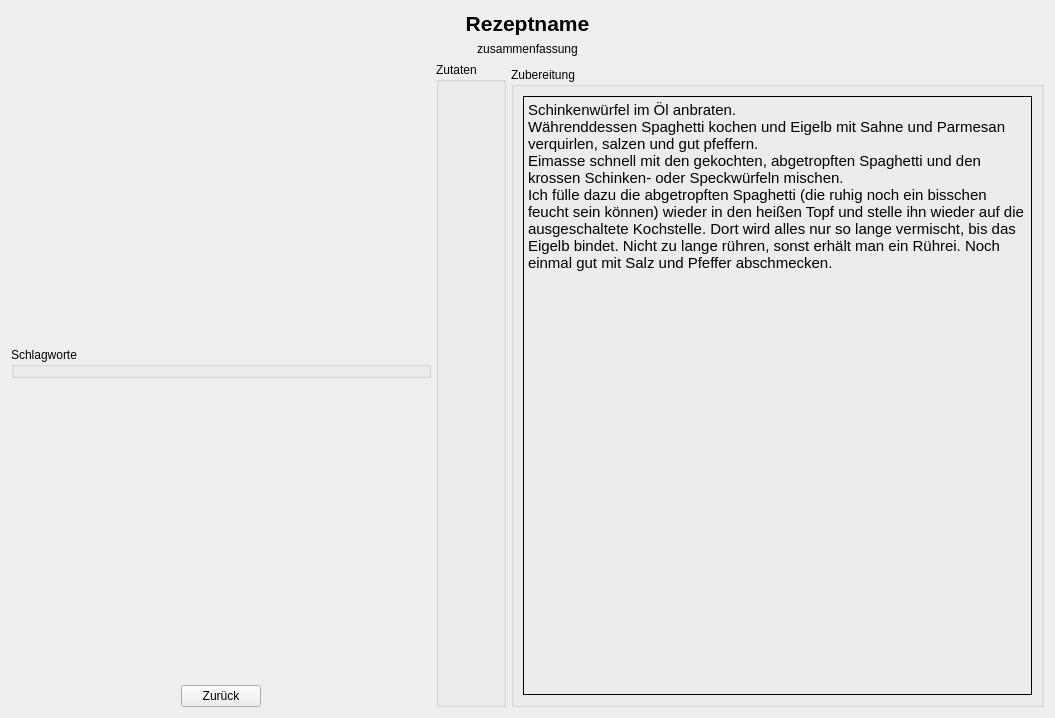
Above: frontend/RecipeWidget.ui from Indidev/headcooker before the change. Below: the same form after it.
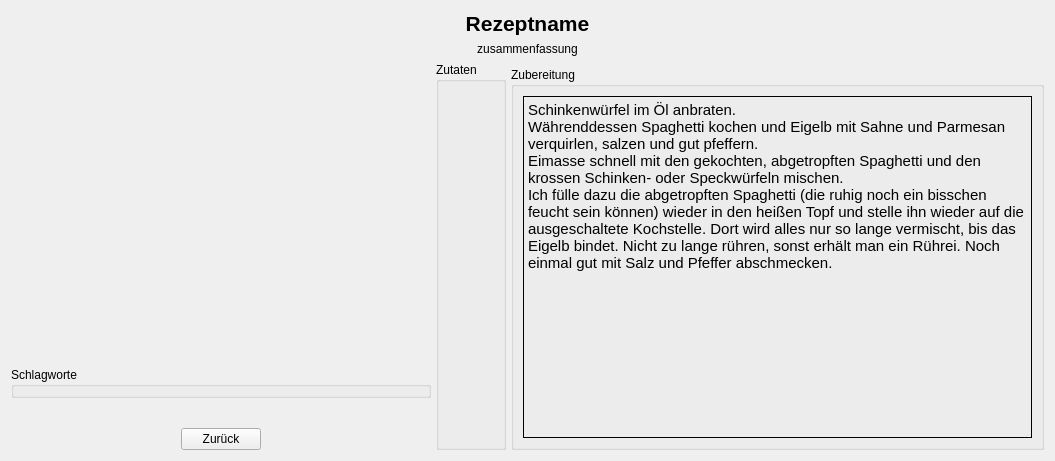
That is the form after the change.

Commit message: bugfix for recipes with ' in text or title

```diff
--- a/frontend/RecipeWidget.ui
+++ b/frontend/RecipeWidget.ui
@@ -7,7 +7,7 @@
     <x>0</x>
     <y>0</y>
     <width>1055</width>
-    <height>718</height>
+    <height>461</height>
    </rect>
   </property>
   <property name="windowTitle">
@@ -82,8 +82,27 @@
          </property>
         </widget>
        </item>
+       <item>
+        <widget class="QWidget" name="spacerWidget" native="true">
+         <property name="minimumSize">
+          <size>
+           <width>0</width>
+           <height>15</height>
+          </size>
+         </property>
+        </widget>
+       </item>
        <item>
         <widget class="QGroupBox" name="tagWidget">
+         <property name="sizePolicy">
+          <sizepolicy hsizetype="Preferred" vsizetype="Expanding">
+           <horstretch>0</horstretch>
+           <verstretch>0</verstretch>
+          </sizepolicy>
+         </property>
+         <property name="styleSheet">
+          <string notr="true"/>
+         </property>
          <property name="title">
           <string>Schlagworte</string>
          </property>
@@ -100,7 +119,7 @@
          <property name="sizeHint" stdset="0">
           <size>
            <width>20</width>
-           <height>0</height>
+           <height>40</height>
           </size>
          </property>
         </spacer>
```
The commit also changes 5 other files.
